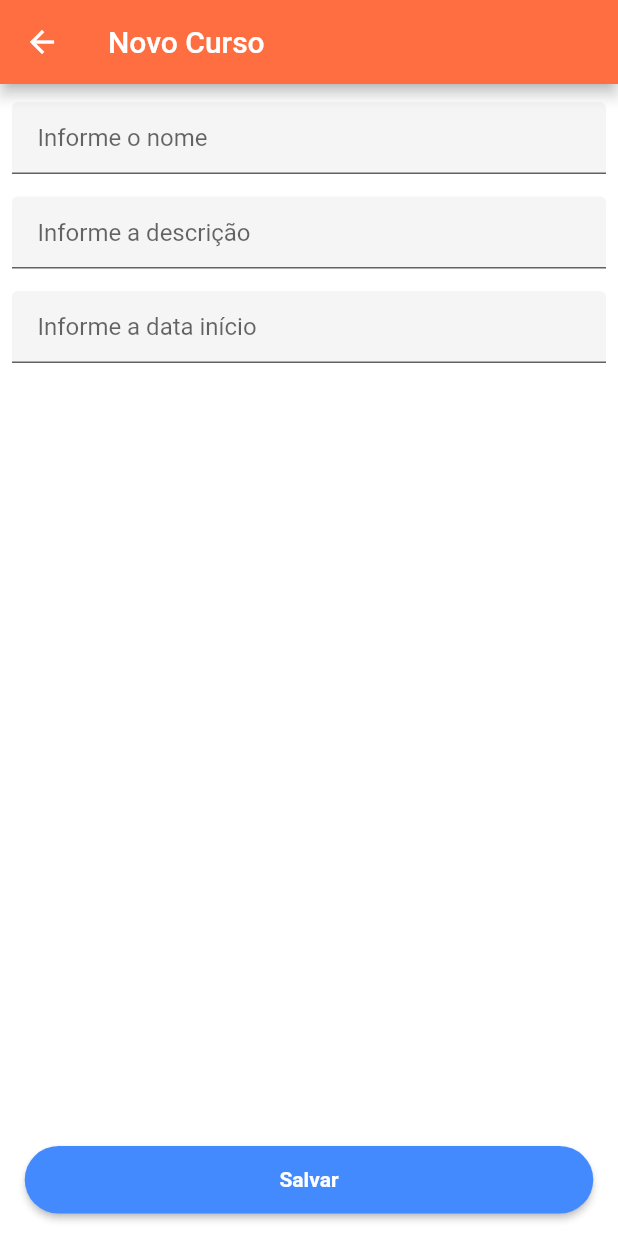
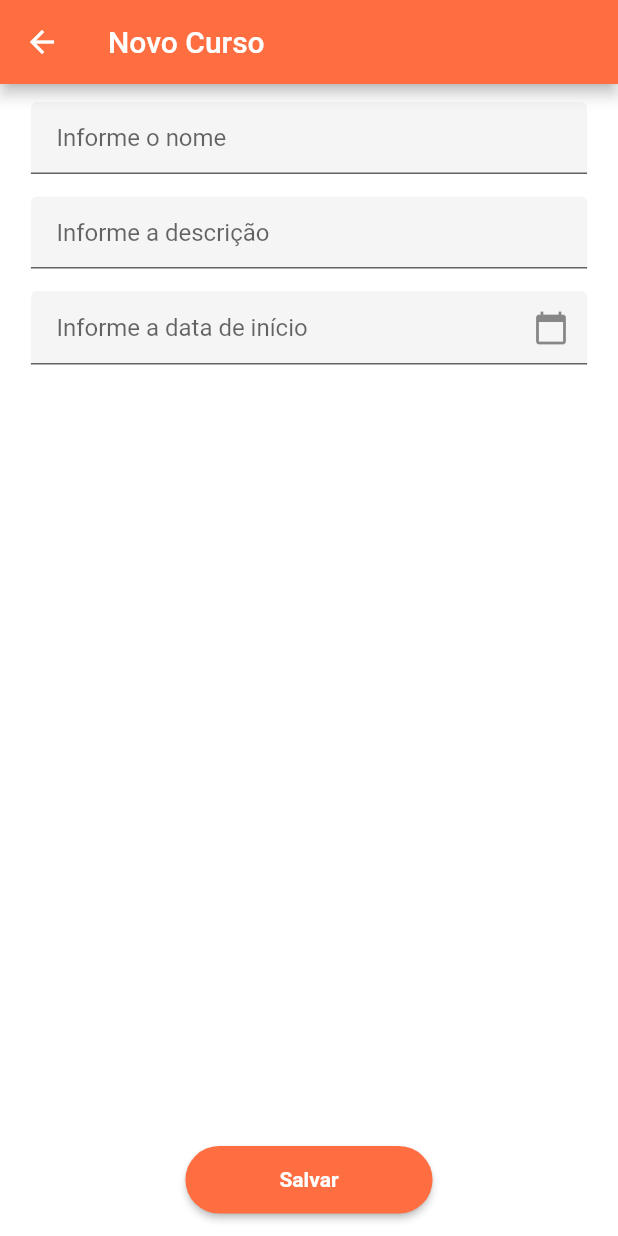
Before and after one commit to msrother/meuappflutter, a Flutter app: the FormNewCoursePage screen opened directly, on a phone screen of 412 x 824 dp. Run offline on Flutter 3.47's test engine with Material 2 defaults, Android fonts, the phone set to English and light mode, and no system bars; our stand-ins replace flutter_slidable.

```diff
--- a/lib/main.dart
+++ b/lib/main.dart
@@ -1,5 +1,6 @@
 import 'package:flutter/material.dart';
 import 'package:meuapp/core/themes.dart';
+import 'package:meuapp/view/home_page.dart';
 import 'package:meuapp/view/login_page.dart';
 
 void main() {
@@ -13,7 +14,7 @@ class MyApp extends StatelessWidget {
   Widget build(BuildContext context) {
     return MaterialApp(
       debugShowCheckedModeBanner: false,
-      title: 'Flutter Demo',
+      title: 'Meu AppFlutter',
       themeMode: ThemeMode.system,
       theme: ThemeClass.lightTheme,
       darkTheme: ThemeClass.darkTheme,
--- a/lib/model/course_model.dart
+++ b/lib/model/course_model.dart
@@ -15,6 +15,7 @@ class CourseEntity {
         start_at: map['start_at']);
   }
 
+  //converte um objeto CourseEntity em um MAP para passar para JSON
   static Map<String, dynamic> toJson(CourseEntity courseEntity) {
     Map<String, dynamic> json = {
       'name': courseEntity.name,
--- a/lib/view/form_new_course_page.dart
+++ b/lib/view/form_new_course_page.dart
@@ -1,4 +1,5 @@
 import 'package:flutter/material.dart';
+import 'package:intl/intl.dart';
 import 'package:meuapp/controller/course_controller.dart';
 import 'package:meuapp/model/course_model.dart';
 
@@ -43,13 +44,16 @@ class _FormNewCoursePageState extends State<FormNewCoursePage> {
       appBar: AppBar(
         title: const Text("Novo Curso"),
       ),
-      body: Form(
+      body: Center(
+        child: Form(
           key: _formKey,
           child: Padding(
             padding: const EdgeInsets.fromLTRB(8, 12, 8, 15),
             child: Column(
               children: [
-              TextFormField(
+                SizedBox(
+                  width: MediaQuery.of(context).size.width * 0.9,
+                  child: TextFormField(
                     controller: textNameController,
                     cursorColor: Colors.white,
                     decoration: const InputDecoration(
@@ -65,10 +69,13 @@ class _FormNewCoursePageState extends State<FormNewCoursePage> {
                       return null;
                     },
                   ),
+                ),
                 const SizedBox(
                   height: 15,
                 ),
-              TextFormField(
+                SizedBox(
+                  width: MediaQuery.of(context).size.width * 0.9,
+                  child: TextFormField(
                     controller: textDescriptionController,
                     cursorColor: Colors.white,
                     decoration: const InputDecoration(
@@ -79,15 +86,18 @@ class _FormNewCoursePageState extends State<FormNewCoursePage> {
                     // The validator receives the text that the user has entered.
                     validator: (value) {
                       if (value == null || value.isEmpty) {
-                    return 'Por favor insira a descrição..';
+                        return 'Por favor, insira a descrição..';
                       }
                       return null;
                     },
                   ),
+                ),
                 const SizedBox(
                   height: 15,
                 ),
-              TextFormField(
+                SizedBox(
+                  width: MediaQuery.of(context).size.width * 0.9,
+                  child: TextFormField(
                     onTap: () {
                       //showDatePicker class
                       showDatePicker(
@@ -95,15 +105,27 @@ class _FormNewCoursePageState extends State<FormNewCoursePage> {
                           initialDate: DateTime.now(),
                           firstDate: DateTime.now(),
                           lastDate: DateTime(2030),
-                  ).then(
+                          builder: (BuildContext context, Widget? child) {
+                            return Theme(
+                              data: ThemeData.light().copyWith(
+                                primaryColor: Colors.deepOrangeAccent,
+                                hintColor: Colors.deepOrange,
+                                colorScheme: ColorScheme.light(
+                                    primary: Colors.deepOrange),
+                                buttonTheme: ButtonThemeData(
+                                    textTheme: ButtonTextTheme.primary),
+                              ),
+                              child: child!,
+                            );
+                          }).then(
                         (value) {
                           //import 'package:intl/intl.dart';
                           //Date Format
                           if (value != null) {
                             setState(
                               () {
-                            textStartAtController.text = value
-                                .toString(); //set output date to TextField value.
+                                textStartAtController.text =
+                                    DateFormat('dd/MM/yyyy').format(value);
                               },
                             );
                           }
@@ -112,22 +134,26 @@ class _FormNewCoursePageState extends State<FormNewCoursePage> {
                     },
                     controller: textStartAtController,
                     decoration: const InputDecoration(
-                  contentPadding: EdgeInsets.only(left: 17),
+                      contentPadding:
+                          EdgeInsets.symmetric(vertical: 15, horizontal: 17),
                       filled: true,
-                  hintText: 'Informe a data início',
+                      hintText: 'Informe a data de início',
+                      suffixIcon: Icon(
+                        Icons.calendar_today,
+                      ),
+                    ),
                   ),
                 ),
                 const Expanded(
                   child: SizedBox(),
                 ),
                 SizedBox(
-                width: MediaQuery.of(context).size.width * 0.92,
+                  width: MediaQuery.of(context).size.width * 0.4,
                   height: 45,
                   child: ElevatedButton(
-                  //copiar da tela de login
                     style: TextButton.styleFrom(
                       padding: const EdgeInsets.all(12),
-                    backgroundColor: Colors.blueAccent,
+                      backgroundColor: Colors.deepOrangeAccent,
                       shape: RoundedRectangleBorder(
                         borderRadius: BorderRadius.circular(30),
                       ),
@@ -152,6 +178,7 @@ class _FormNewCoursePageState extends State<FormNewCoursePage> {
             ),
           ),
         ),
+      ),
     );
   }
 }
--- a/lib/view/holiday_page.dart
+++ b/lib/view/holiday_page.dart
@@ -34,7 +34,7 @@ class _HolidayPageState extends State<HolidayPage> {
                   children: [
                     Expanded(
                       flex:
-                          1, // Alteração: Defina a quantidade de flex para distribuir o espaço entre as colunas
+                          1, //Quantidade de flex para distribuir o espaço entre as colunas
                       child: Container(
                         width: MediaQuery.of(context).size.width *
                             0.9 *
```
Also changed, not shown: lib/model/course_repository.dart (deleted, +0 -38 lines), lib/utils.dart (deleted, +0 -16 lines), lib/view/drawer.dart (+10 -7 lines), lib/view/home_page.dart (+40 -96 lines), lib/view/login_page.dart (+20 -5 lines). Lines whose indentation alone changed are shown as unchanged.
